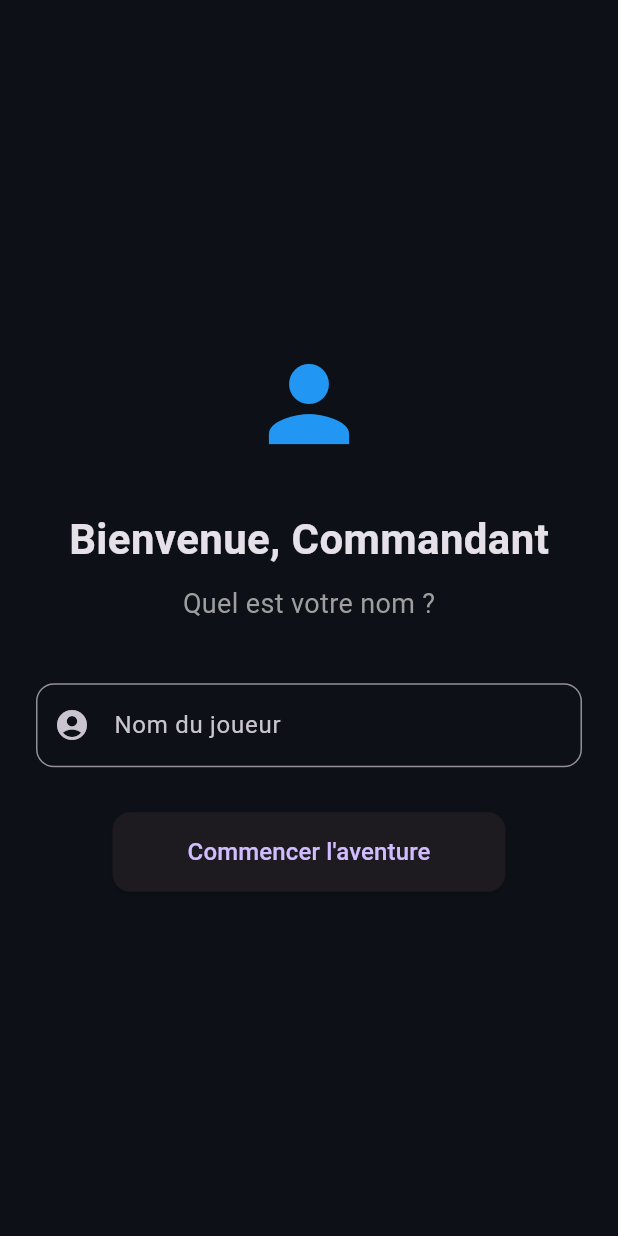
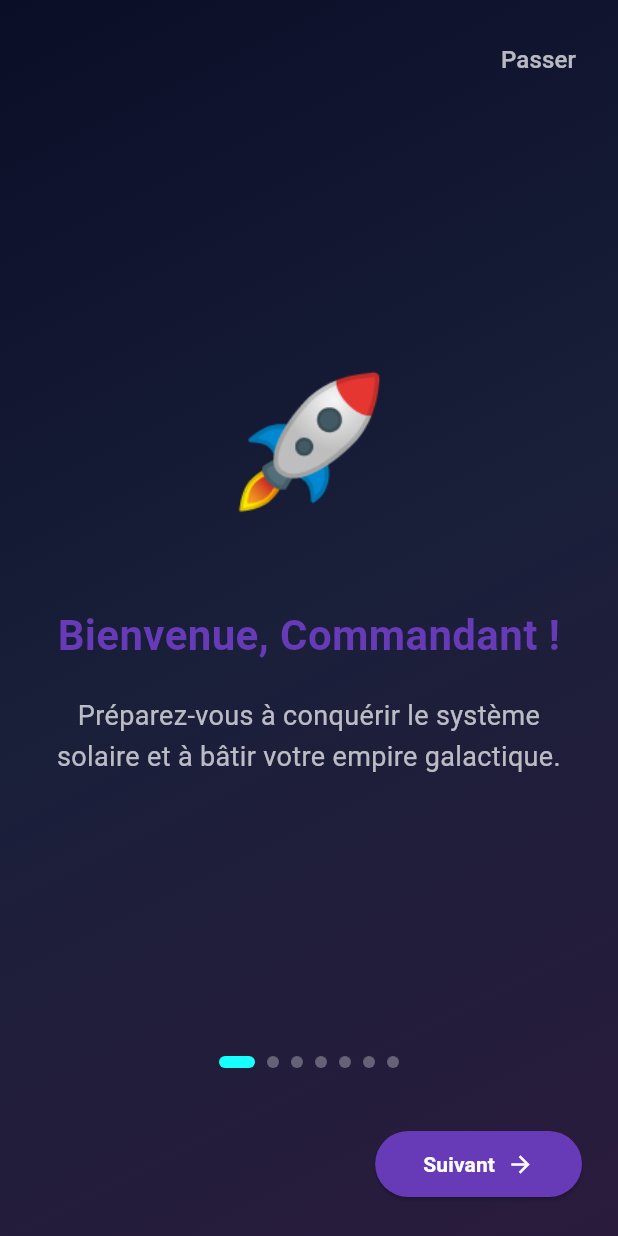
Before and after one commit to remytreflest/les_architectes_cosmiques, a Flutter app: the screen it shows after launch, on a phone screen of 412 x 824 dp. Run offline on Flutter 3.47's test engine with Material 3 defaults, Android fonts, the phone set to English and light mode, and no system bars; our stand-ins replace dartz, get_it, sensors_plus, shared_preferences.

Commit message:
feat(onboarding): onboarding

```diff
--- a/lib/core/constants/game_constants.dart
+++ b/lib/core/constants/game_constants.dart
@@ -1,5 +1,5 @@
 class GameConstants {
-  static const String storageKey = 'game_data_v3';
+  static const String storageKey = 'game_data_v4';
   static const String solarSystemApiUrl =
       'https://api.le-systeme-solaire.net/rest/bodies/';
   static const String apiKey = '1234-4567-8912-1234';
--- a/lib/features/game/domain/entities/planet.dart
+++ b/lib/features/game/domain/entities/planet.dart
@@ -161,7 +161,7 @@ class Planet {
     double multiplier,
   ) {
     // Production de base : 10 + niveau × 100
-    final baseProduction = 10 + (mineLevel * 1000.0);
+    final baseProduction = 10 + (mineLevel * 10000.0);
     return baseProduction * energyRatio * multiplier;
   }
 
@@ -171,7 +171,7 @@ class Planet {
     double multiplier,
   ) {
     // Production de base : 5 + niveau × 50
-    final baseProduction = 5 + (mineLevel * 500.0);
+    final baseProduction = 5 + (mineLevel * 5000.0);
     return baseProduction * energyRatio * multiplier;
   }
 
@@ -181,7 +181,7 @@ class Planet {
     double multiplier,
   ) {
     // Production de base : niveau × 25
-    final baseProduction = synthLevel * 250.0;
+    final baseProduction = synthLevel * 2500.0;
     return baseProduction * energyRatio * multiplier;
   }
 
--- /dev/null
+++ b/lib/features/game/presentation/pages/onboarding_page.dart
@@ -0,0 +1,456 @@
+import 'package:flutter/material.dart';
+import 'package:shared_preferences/shared_preferences.dart';
+
+class OnboardingPage extends StatefulWidget {
+  final VoidCallback onComplete;
+
+  const OnboardingPage({Key? key, required this.onComplete}) : super(key: key);
+
+  @override
+  State<OnboardingPage> createState() => _OnboardingPageState();
+}
+
+class _OnboardingPageState extends State<OnboardingPage> {
+  final PageController _pageController = PageController();
+  int _currentPage = 0;
+
+  final List<OnboardingSlide> _slides = [
+    OnboardingSlide(
+      icon: '🚀',
+      title: 'Bienvenue, Commandant !',
+      description:
+          'Préparez-vous à conquérir le système solaire et à bâtir votre empire galactique.',
+      color: Colors.deepPurple,
+    ),
+    OnboardingSlide(
+      icon: '🪐',
+      title: 'Colonisez les Planètes',
+      description:
+          'Explorez et colonisez les 8 planètes du système solaire. Gérez plusieurs colonies simultanément !',
+      features: [
+        '🌍 Gestion Multi-Planètes',
+        '⚡ Production Automatique',
+        '📊 Ressources en temps réel',
+      ],
+      color: Colors.blue,
+    ),
+    OnboardingSlide(
+      icon: '🏭',
+      title: 'Construisez des Bâtiments',
+      description:
+          'Développez votre infrastructure pour produire des ressources.',
+      features: [
+        '⛏️ Mines (Métal, Cristal, Deutérium)',
+        '☀️ Centrale Solaire (Énergie)',
+        '🤖 Usine de Robots (Construction)',
+      ],
+      color: Colors.orange,
+    ),
+    OnboardingSlide(
+      icon: '🔬',
+      title: 'Recherchez des Technologies',
+      description: 'Débloquez 9 technologies pour améliorer votre empire.',
+      features: [
+        '🔫 Laser, Plasma, Hyperespace',
+        '📈 Améliorations progressives',
+        '🚀 Nouvelles capacités',
+      ],
+      color: Colors.cyan,
+    ),
+    OnboardingSlide(
+      icon: '🎭',
+      title: 'Adoptez des Politiques',
+      description: 'Choisissez parmi 8 politiques galactiques humoristiques !',
+      features: [
+        '☭ Communisme Spatial',
+        '💰 Capitalisme Galactique',
+        '🥖 Révolution Française',
+        '🍕 Pizza Party Universelle',
+      ],
+      color: Colors.pink,
+    ),
+    OnboardingSlide(
+      icon: '📱',
+      title: 'Secouez pour Gagner !',
+      description:
+          'Utilisez le gyroscope de votre téléphone pour obtenir des ressources bonus.',
+      features: ['✨ Bonus surprises', '🎮 Mini-jeu interactif'],
+      color: Colors.amber,
+      isShaking: true,
+    ),
+    OnboardingSlide(
+      icon: '🎮',
+      title: 'Prêt à Conquérir ?',
+      description: 'Votre aventure commence maintenant !',
+      features: [
+        '💾 Sauvegarde Automatique',
+        '⏱️ Production en Temps Réel',
+        '🌌 Univers Immersif',
+      ],
+      color: Colors.deepPurple,
+      isLast: true,
+    ),
+  ];
+
+  @override
+  void dispose() {
+    _pageController.dispose();
+    super.dispose();
+  }
+
+  void _nextPage() {
+    if (_currentPage < _slides.length - 1) {
+      _pageController.nextPage(
+        duration: const Duration(milliseconds: 300),
+        curve: Curves.easeInOut,
+      );
+    } else {
+      _completeOnboarding();
+    }
+  }
+
+  void _previousPage() {
+    _pageController.previousPage(
+      duration: const Duration(milliseconds: 300),
+      curve: Curves.easeInOut,
+    );
+  }
+
+  Future<void> _completeOnboarding() async {
+    final prefs = await SharedPreferences.getInstance();
+    await prefs.setBool('onboarding_completed', true);
+    widget.onComplete();
+  }
+
+  void _skipOnboarding() {
+    showDialog(
+      context: context,
+      builder: (context) => AlertDialog(
+        backgroundColor: Colors.grey[900],
+        title: const Text(
+          'Passer l\'introduction ?',
+          style: TextStyle(color: Colors.white),
+        ),
+        content: const Text(
+          'Voulez-vous vraiment passer l\'introduction ?',
+          style: TextStyle(color: Colors.white70),
+        ),
+        actions: [
+          TextButton(
+            onPressed: () => Navigator.pop(context),
+            child: const Text('Non'),
+          ),
+          TextButton(
+            onPressed: () {
+              Navigator.pop(context);
+              print('🌍 [DEBUG] _completeOnboarding');
+              _completeOnboarding();
+            },
+            child: const Text('Oui, passer'),
+          ),
+        ],
+      ),
+    );
+  }
+
+  @override
+  Widget build(BuildContext context) {
+    return Scaffold(
+      body: Container(
+        decoration: BoxDecoration(
+          gradient: LinearGradient(
+            begin: Alignment.topLeft,
+            end: Alignment.bottomRight,
+            colors: [
+              const Color(0xFF0a0e27),
+              const Color(0xFF1a1f3a),
+              const Color(0xFF2a1b3d),
+            ],
+          ),
+        ),
+        child: SafeArea(
+          child: Column(
+            children: [
+              // Skip button
+              Align(
+                alignment: Alignment.topRight,
+                child: Padding(
+                  padding: const EdgeInsets.all(16.0),
+                  child: TextButton(
+                    onPressed: _skipOnboarding,
+                    child: const Text(
+                      'Passer',
+                      style: TextStyle(color: Colors.white70, fontSize: 16),
+                    ),
+                  ),
+                ),
+              ),
+
+              // PageView
+              Expanded(
+                child: PageView.builder(
+                  controller: _pageController,
+                  onPageChanged: (index) {
+                    setState(() {
+                      _currentPage = index;
+                    });
+                  },
+                  itemCount: _slides.length,
+                  itemBuilder: (context, index) {
+                    return OnboardingSlideWidget(slide: _slides[index]);
+                  },
+                ),
+              ),
+
+              // Progress dots
+              Padding(
+                padding: const EdgeInsets.symmetric(vertical: 16.0),
+                child: Row(
+                  mainAxisAlignment: MainAxisAlignment.center,
+                  children: List.generate(
+                    _slides.length,
+                    (index) => AnimatedContainer(
+                      duration: const Duration(milliseconds: 300),
+                      margin: const EdgeInsets.symmetric(horizontal: 4),
+                      height: 8,
+                      width: _currentPage == index ? 24 : 8,
+                      decoration: BoxDecoration(
+                        color: _currentPage == index
+                            ? Colors.cyanAccent
+                            : Colors.white30,
+                        borderRadius: BorderRadius.circular(4),
+                      ),
+                    ),
+                  ),
+                ),
+              ),
+
+              // Navigation buttons
+              Padding(
+                padding: const EdgeInsets.all(24.0),
+                child: Row(
+                  mainAxisAlignment: MainAxisAlignment.spaceBetween,
+                  children: [
+                    // Previous button
+                    if (_currentPage > 0)
+                      ElevatedButton(
+                        onPressed: _previousPage,
+                        style: ElevatedButton.styleFrom(
+                          backgroundColor: Colors.white12,
+                          padding: const EdgeInsets.symmetric(
+                            horizontal: 24,
+                            vertical: 12,
+                          ),
+                          shape: RoundedRectangleBorder(
+                            borderRadius: BorderRadius.circular(30),
+                          ),
+                        ),
+                        child: const Row(
+                          children: [
+                            Icon(Icons.arrow_back, color: Colors.white),
+                            SizedBox(width: 8),
+                            Text(
+                              'Précédent',
+                              style: TextStyle(color: Colors.white),
+                            ),
+                          ],
+                        ),
+                      )
+                    else
+                      const SizedBox(),
+
+                    // Next button
+                    ElevatedButton(
+                      onPressed: _nextPage,
+                      style: ElevatedButton.styleFrom(
+                        backgroundColor: Colors.deepPurple,
+                        padding: const EdgeInsets.symmetric(
+                          horizontal: 32,
+                          vertical: 12,
+                        ),
+                        shape: RoundedRectangleBorder(
+                          borderRadius: BorderRadius.circular(30),
+                        ),
+                      ),
+                      child: Row(
+                        children: [
+                          Text(
+                            _currentPage == _slides.length - 1
+                                ? 'Commencer'
+                                : 'Suivant',
+                            style: const TextStyle(
+                              color: Colors.white,
+                              fontWeight: FontWeight.bold,
+                            ),
+                          ),
+                          const SizedBox(width: 8),
+                          Icon(
+                            _currentPage == _slides.length - 1
+                                ? Icons.rocket_launch
+                                : Icons.arrow_forward,
+                            color: Colors.white,
+                          ),
+                        ],
+                      ),
+                    ),
+                  ],
+                ),
+              ),
+            ],
+          ),
+        ),
+      ),
+    );
+  }
+}
+
+class OnboardingSlide {
+  final String icon;
+  final String title;
+  final String description;
+  final List<String>? features;
+  final Color color;
+  final bool isShaking;
+  final bool isLast;
+
+  OnboardingSlide({
+    required this.icon,
+    required this.title,
+    required this.description,
+    this.features,
+    required this.color,
+    this.isShaking = false,
+    this.isLast = false,
+  });
+}
+
+class OnboardingSlideWidget extends StatefulWidget {
+  final OnboardingSlide slide;
+
+  const OnboardingSlideWidget({Key? key, required this.slide})
+    : super(key: key);
+
+  @override
+  State<OnboardingSlideWidget> createState() => _OnboardingSlideWidgetState();
+}
+
+class _OnboardingSlideWidgetState extends State<OnboardingSlideWidget>
+    with SingleTickerProviderStateMixin {
+  late AnimationController _controller;
+  late Animation<double> _floatAnimation;
+  late Animation<double> _shakeAnimation;
+
+  @override
+  void initState() {
+    super.initState();
+    _controller = AnimationController(
+      duration: const Duration(seconds: 2),
+      vsync: this,
+    )..repeat(reverse: true);
+
+    _floatAnimation = Tween<double>(
+      begin: -10,
+      end: 10,
+    ).animate(CurvedAnimation(parent: _controller, curve: Curves.easeInOut));
+
+    _shakeAnimation = Tween<double>(
+      begin: -0.05,
+      end: 0.05,
+    ).animate(CurvedAnimation(parent: _controller, curve: Curves.easeInOut));
+  }
+
+  @override
+  void dispose() {
+    _controller.dispose();
+    super.dispose();
+  }
+
+  @override
+  Widget build(BuildContext context) {
+    return Padding(
+      padding: const EdgeInsets.all(24.0),
+      child: Column(
+        mainAxisAlignment: MainAxisAlignment.center,
+        children: [
+          // Animated icon
+          AnimatedBuilder(
+            animation: widget.slide.isShaking
+                ? _shakeAnimation
+                : _floatAnimation,
+            builder: (context, child) {
+              return Transform.translate(
+                offset: widget.slide.isShaking
+                    ? Offset.zero
+                    : Offset(0, _floatAnimation.value),
+                child: Transform.rotate(
+                  angle: widget.slide.isShaking ? _shakeAnimation.value : 0,
+                  child: Text(
+                    widget.slide.icon,
+                    style: const TextStyle(fontSize: 100),
+                  ),
+                ),
+              );
+            },
+          ),
+          const SizedBox(height: 40),
+
+          // Title
+          Text(
+            widget.slide.title,
+            textAlign: TextAlign.center,
+            style: TextStyle(
+              fontSize: 28,
+              fontWeight: FontWeight.bold,
+              color: widget.slide.color,
+            ),
+          ),
+          const SizedBox(height: 20),
+
+          // Description
+          Text(
+            widget.slide.description,
+            textAlign: TextAlign.center,
+            style: const TextStyle(
+              fontSize: 18,
+              color: Colors.white70,
+              height: 1.5,
+            ),
+          ),
+          const SizedBox(height: 30),
+
+          // Features list
+          if (widget.slide.features != null) ...[
+            ...widget.slide.features!.map(
+              (feature) => Padding(
+                padding: const EdgeInsets.symmetric(vertical: 8.0),
+                child: Container(
+                  padding: const EdgeInsets.all(16),
+                  decoration: BoxDecoration(
+                    color: Colors.white.withOpacity(0.05),
+                    borderRadius: BorderRadius.circular(12),
+                    border: Border(
+                      left: BorderSide(color: widget.slide.color, width: 4),
+                    ),
+                  ),
+                  child: Row(
+                    children: [
+                      Expanded(
+                        child: Text(
+                          feature,
+                          style: const TextStyle(
+                            color: Colors.white,
+                            fontSize: 16,
+                          ),
+                        ),
+                      ),
+                    ],
+                  ),
+                ),
+              ),
+            ),
+          ],
+        ],
+      ),
+    );
+  }
+}
--- a/lib/features/game/presentation/pages/splash_screen.dart
+++ b/lib/features/game/presentation/pages/splash_screen.dart
@@ -1,9 +1,10 @@
 import 'package:flutter/material.dart';
+import 'package:les_architectes_cosmiques/features/game/presentation/pages/onboarding_page.dart';
+import 'package:les_architectes_cosmiques/features/game/presentation/pages/player_name_screen.dart';
 
 import '../../../../injection_container.dart';
 import '../controllers/game_controller.dart';
 import 'main_game_screen.dart';
-import 'player_name_screen.dart';
 
 class SplashScreen extends StatefulWidget {
   const SplashScreen({Key? key}) : super(key: key);
@@ -35,7 +36,15 @@ class _SplashScreenState extends State<SplashScreen> {
       );
     } else {
       Navigator.of(context).pushReplacement(
-        MaterialPageRoute(builder: (_) => const PlayerNameScreen()),
+        MaterialPageRoute(
+          builder: (_) => OnboardingPage(
+            onComplete: () => {
+              Navigator.of(
+                context,
+              ).push(MaterialPageRoute(builder: (_) => PlayerNameScreen())),
+            },
+          ),
+        ),
       );
     }
   }
```
